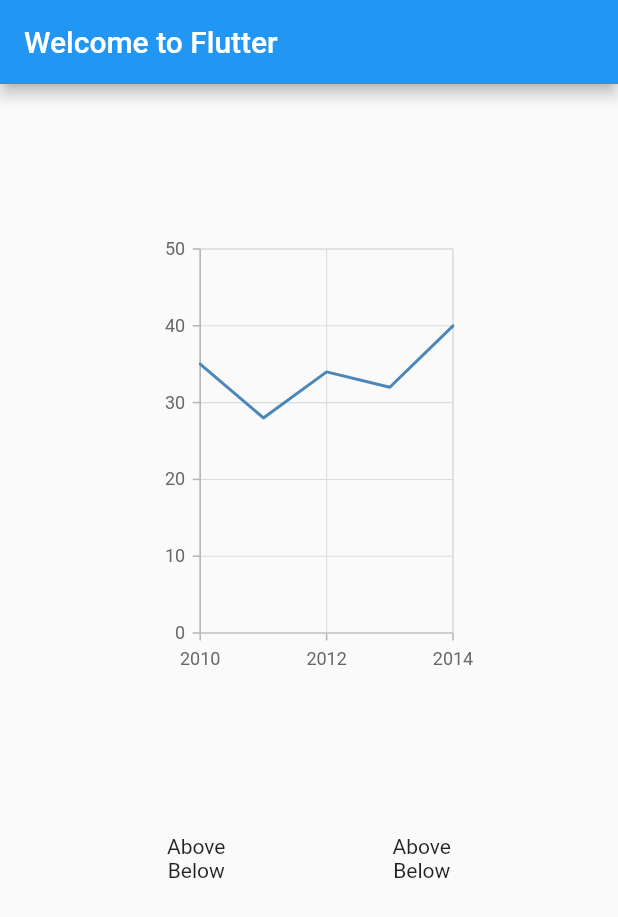
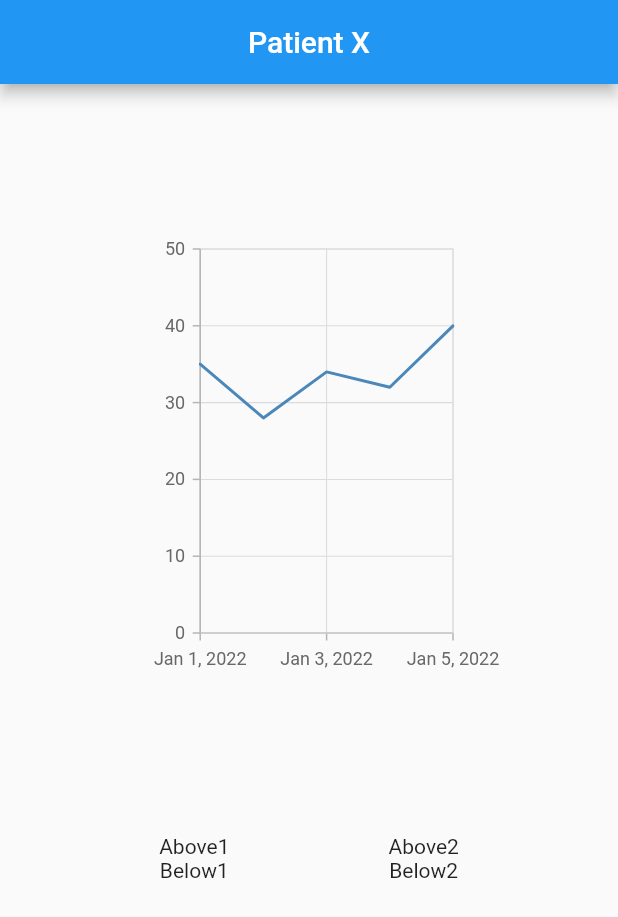
Before and after one commit to GeorgeTarleton/tremors, a Flutter app: the screen it shows after launch, on a phone screen of 412 x 824 dp. Shown: the top 917 px of the screen. Run offline on Flutter 3.47's test engine with Material 2 defaults, Android fonts, the phone set to English and light mode, and no system bars; our stand-ins replace syncfusion_flutter_charts.

Commit message:
Refactored into actual classes

```diff
--- a/lib/main.dart
+++ b/lib/main.dart
@@ -4,6 +4,7 @@
 
 import 'package:flutter/material.dart';
 import 'package:syncfusion_flutter_charts/charts.dart';
+import 'package:intl/intl.dart';
 
 void main() {
   runApp(const MyApp());
@@ -18,7 +19,8 @@
       title: 'Tremor',
       home: Scaffold(
         appBar: AppBar(
-          title: const Text('Welcome to Flutter'),
+          centerTitle: true,
+          title: const Text('Patient X'),
         ),
         body:
             Center(
@@ -26,13 +28,13 @@
                 children: [
                   Container(
                       padding: const EdgeInsets.all(100),
-                      child: _graph()
+                      child: Graph()
                   ),
                   Row(
                     mainAxisAlignment: MainAxisAlignment.spaceEvenly,
-                    children: [
-                      _miniInfo(),
-                      _miniInfo()
+                    children: const [
+                      MiniInfo(above: "Above1", below: "Below1"),
+                      MiniInfo(above: "Above2", below: "Below2"),
                     ],
                   )
                 ],
@@ -43,47 +45,61 @@
   }
 }
 
-Widget _graph() {
-  final List<SalesData> chartData = [
-    SalesData(2010, 35),
-    SalesData(2011, 28),
-    SalesData(2012, 34),
-    SalesData(2013, 32),
-    SalesData(2014, 40)
+class Graph extends StatelessWidget {
+  final List<TremorData> chartData = [
+    TremorData(DateTime.utc(2022, 1, 1), 35),
+    TremorData(DateTime.utc(2022, 1, 2), 28),
+    TremorData(DateTime.utc(2022, 1, 3), 34),
+    TremorData(DateTime.utc(2022, 1, 4), 32),
+    TremorData(DateTime.utc(2022, 1, 5), 40),
   ];
 
+  @override
+  Widget build(BuildContext context) {
     return SfCartesianChart(
-    // primaryXAxis: DateTimeAxis(),
+        primaryXAxis: DateTimeAxis(
+          dateFormat: DateFormat.yMMMd(),
+          intervalType: DateTimeIntervalType.days,
+        ),
         series: <ChartSeries>[
           // Renders line chart
-        LineSeries<SalesData, int>(
+          LineSeries<TremorData, DateTime>(
               dataSource: chartData,
-            xValueMapper: (SalesData sales, _) => sales.year,
-            yValueMapper: (SalesData sales, _) => sales.sales
+              xValueMapper: (TremorData sales, _) => sales.date,
+              yValueMapper: (TremorData sales, _) => sales.concern
           )
         ]
     );
   }
+}
 
-Widget _miniInfo() {
+class MiniInfo extends StatelessWidget {
+  const MiniInfo({required this.above, required this.below});
+  final String above;
+  final String below;
+
+  @override
+  Widget build(BuildContext context) {
     return Column(
       children: [
         Column(
-        children: const [
-          Text("Above")
+          children: [
+            Text(above)
           ],
         ),
         Column(
-        children: const [
-          Text("Below")
+          children: [
+            Text(below)
           ],
         )
       ],
     );
   }
 
-class SalesData {
-  SalesData(this.year, this.sales);
-  final int year;
-  final double sales;
 }
+
+class TremorData {
+  TremorData(this.date, this.concern);
+  final DateTime date;
+  final double concern;
+}
```
Lines whose indentation alone changed are shown as unchanged.
